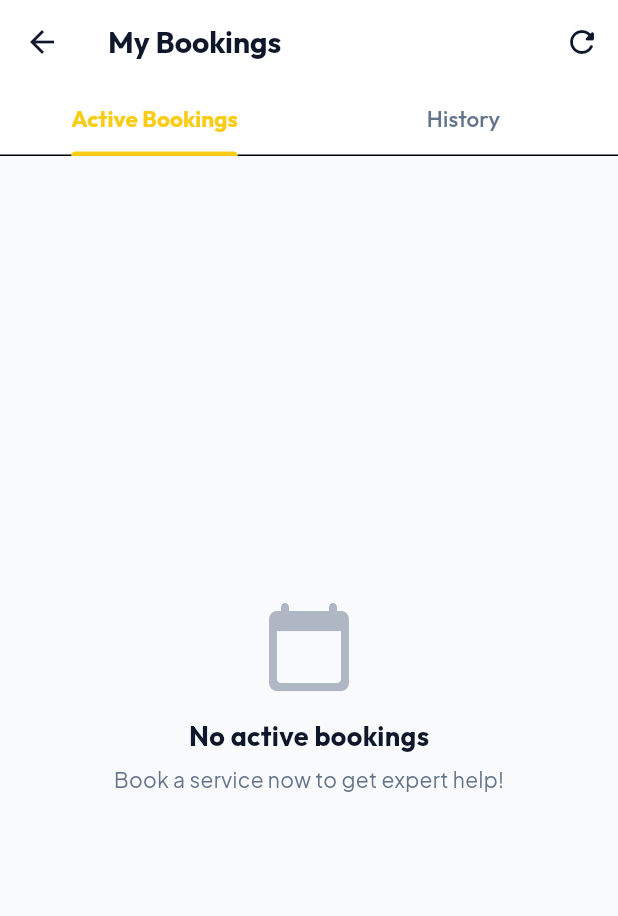
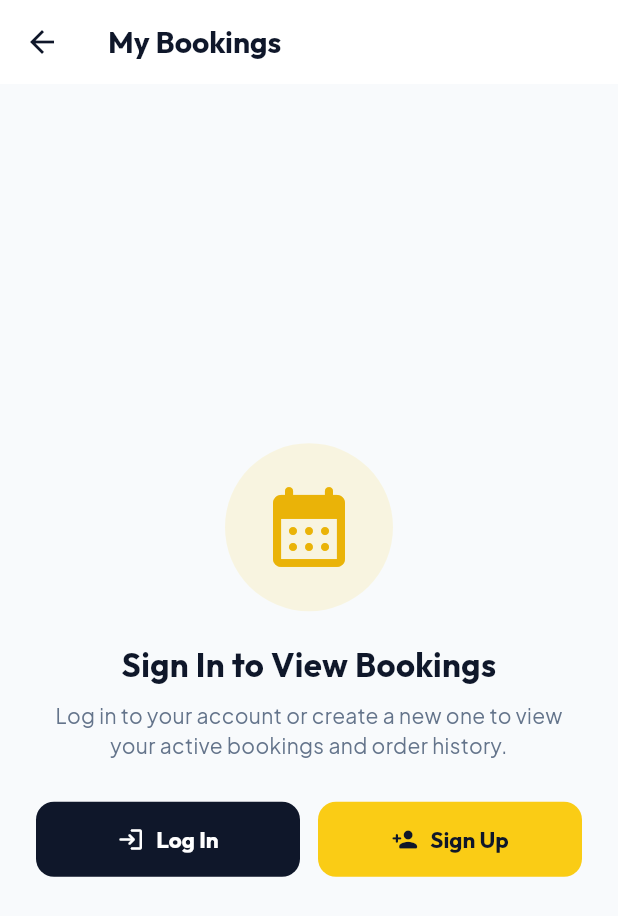
Before and after one commit to Aditya14300/FixItFirst, a Flutter app: the MyBookingsScreen screen opened directly, on a phone screen of 412 x 824 dp. Shown: the top 916 px of the screen. Run offline on Flutter 3.47's test engine with Material 3 defaults, Android fonts, the phone set to English and light mode, and no system bars; our stand-ins replace flutter_animate, flutter_spinkit, google_fonts, shared_preferences; accounts and stored records are empty; network calls fail.

Commit message:
Restrict My Bookings screen for Demo and Guest users to show Log In and Sign Up options

```diff
--- a/mobile-app/lib/screens/booking/my_bookings_screen.dart
+++ b/mobile-app/lib/screens/booking/my_bookings_screen.dart
@@ -5,6 +5,8 @@ import '../../core/app_theme.dart';
 import '../../models/booking_model.dart';
 import '../../providers/auth_provider.dart';
 import '../../providers/booking_provider.dart';
+import '../auth/login_screen.dart';
+import '../auth/register_screen.dart';
 
 class MyBookingsScreen extends StatefulWidget {
   const MyBookingsScreen({super.key});
@@ -19,7 +21,9 @@ class _MyBookingsScreenState extends State<MyBookingsScreen> {
     super.initState();
     WidgetsBinding.instance.addPostFrameCallback((_) {
       final auth = Provider.of<AuthProvider>(context, listen: false);
-      Provider.of<BookingProvider>(context, listen: false).fetchBookings(userPhone: auth.user?.phone);
+      if (auth.isRealUser) {
+        Provider.of<BookingProvider>(context, listen: false).fetchBookings(userPhone: auth.user?.phone);
+      }
     });
   }
 
@@ -27,6 +31,16 @@ class _MyBookingsScreenState extends State<MyBookingsScreen> {
   Widget build(BuildContext context) {
     final bookingProvider = Provider.of<BookingProvider>(context);
     final authProvider = Provider.of<AuthProvider>(context);
+
+    // If user is in Demo Mode or Guest (not logged in with a real account), show ONLY Log In & Sign Up options!
+    if (!authProvider.isRealUser) {
+      return Scaffold(
+        appBar: AppBar(
+          title: const Text('My Bookings'),
+        ),
+        body: _buildDemoGuestAuthNotice(context),
+      );
+    }
 
     return DefaultTabController(
       length: 2,
@@ -63,6 +77,120 @@ class _MyBookingsScreenState extends State<MyBookingsScreen> {
               _buildBookingsList(context, bookingProvider.completedBookings, isHistory: true),
             ],
           ),
+        ),
+      ),
+    );
+  }
+
+  Widget _buildDemoGuestAuthNotice(BuildContext context) {
+    final isDark = Theme.of(context).brightness == Brightness.dark;
+    final textPrimaryColor = isDark ? AppTheme.textDarkPrimary : AppTheme.textLightPrimary;
+    final textSecondaryColor = isDark ? AppTheme.textDarkSecondary : AppTheme.textLightSecondary;
+
+    return Center(
+      child: SingleChildScrollView(
+        padding: const EdgeInsets.all(24),
+        child: Column(
+          mainAxisAlignment: MainAxisAlignment.center,
+          children: [
+            Container(
+              padding: const EdgeInsets.all(24),
+              decoration: BoxDecoration(
+                color: AppTheme.primary.withValues(alpha: 0.12),
+                shape: BoxShape.circle,
+              ),
+              child: const Icon(
+                Icons.calendar_month_rounded,
+                size: 64,
+                color: AppTheme.primaryDark,
+              ),
+            ),
+            const SizedBox(height: 20),
+            Text(
+              'Sign In to View Bookings',
+              textAlign: TextAlign.center,
+              style: GoogleFonts.outfit(
+                fontSize: 22,
+                fontWeight: FontWeight.bold,
+                color: textPrimaryColor,
+              ),
+            ),
+            const SizedBox(height: 8),
+            Text(
+              'Log in to your account or create a new one to view your active bookings and order history.',
+              textAlign: TextAlign.center,
+              style: GoogleFonts.plusJakartaSans(
+                fontSize: 14,
+                color: textSecondaryColor,
+                height: 1.4,
+              ),
+            ),
+            const SizedBox(height: 28),
+            Row(
+              children: [
+                // Log In Button
+                Expanded(
+                  child: SizedBox(
+                    height: 50,
+                    child: ElevatedButton.icon(
+                      onPressed: () {
+                        Navigator.of(context).push(
+                          MaterialPageRoute(builder: (context) => const LoginScreen()),
+                        );
+                      },
+                      style: ElevatedButton.styleFrom(
+                        backgroundColor: const Color(0xFF0F172A),
+                        foregroundColor: Colors.white,
+                        shape: RoundedRectangleBorder(
+                          borderRadius: BorderRadius.circular(12),
+                        ),
+                        elevation: 0,
+                      ),
+                      icon: const Icon(Icons.login_rounded, size: 18),
+                      label: Text(
+                        'Log In',
+                        style: GoogleFonts.outfit(
+                          fontSize: 15,
+                          fontWeight: FontWeight.bold,
+                        ),
+                      ),
+                    ),
+                  ),
+                ),
+                const SizedBox(width: 12),
+
+                // Sign Up Button
+                Expanded(
+                  child: SizedBox(
+                    height: 50,
+                    child: ElevatedButton.icon(
+                      onPressed: () {
+                        Navigator.of(context).push(
+                          MaterialPageRoute(builder: (context) => const RegisterScreen()),
+                        );
+                      },
+                      style: ElevatedButton.styleFrom(
+                        backgroundColor: AppTheme.primary,
+                        foregroundColor: const Color(0xFF0F172A),
+                        shape: RoundedRectangleBorder(
+                          borderRadius: BorderRadius.circular(12),
+                        ),
+                        elevation: 0,
+                      ),
+                      icon: const Icon(Icons.person_add_rounded, size: 18),
+                      label: Text(
+                        'Sign Up',
+                        style: GoogleFonts.outfit(
+                          fontSize: 15,
+                          fontWeight: FontWeight.bold,
+                        ),
+                      ),
+                    ),
+                  ),
+                ),
+              ],
+            ),
+          ],
         ),
       ),
     );
@@ -246,7 +374,7 @@ class _MyBookingsScreenState extends State<MyBookingsScreen> {
                   ),
                 ],
               ),
-              if (booking.status == 'confirmed' || booking.status == 'pending')
+              if (booking.status.toLowerCase() == 'confirmed' || booking.status.toLowerCase() == 'pending')
                 OutlinedButton.icon(
                   onPressed: () {
                     Provider.of<BookingProvider>(context, listen: false)
```
